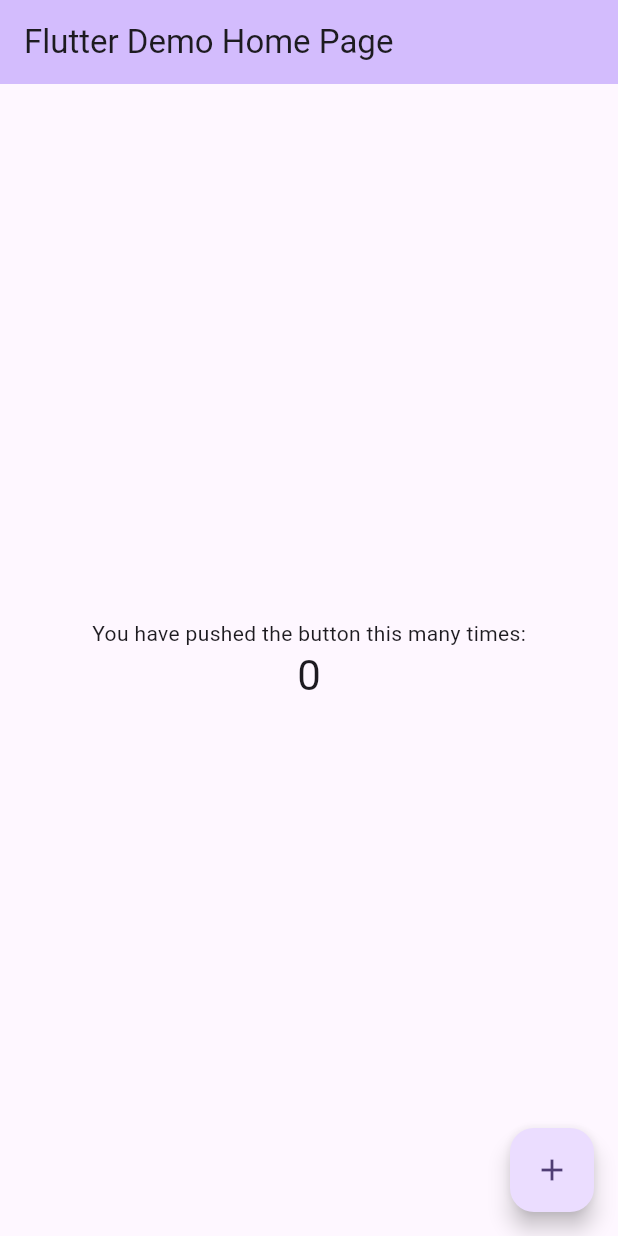
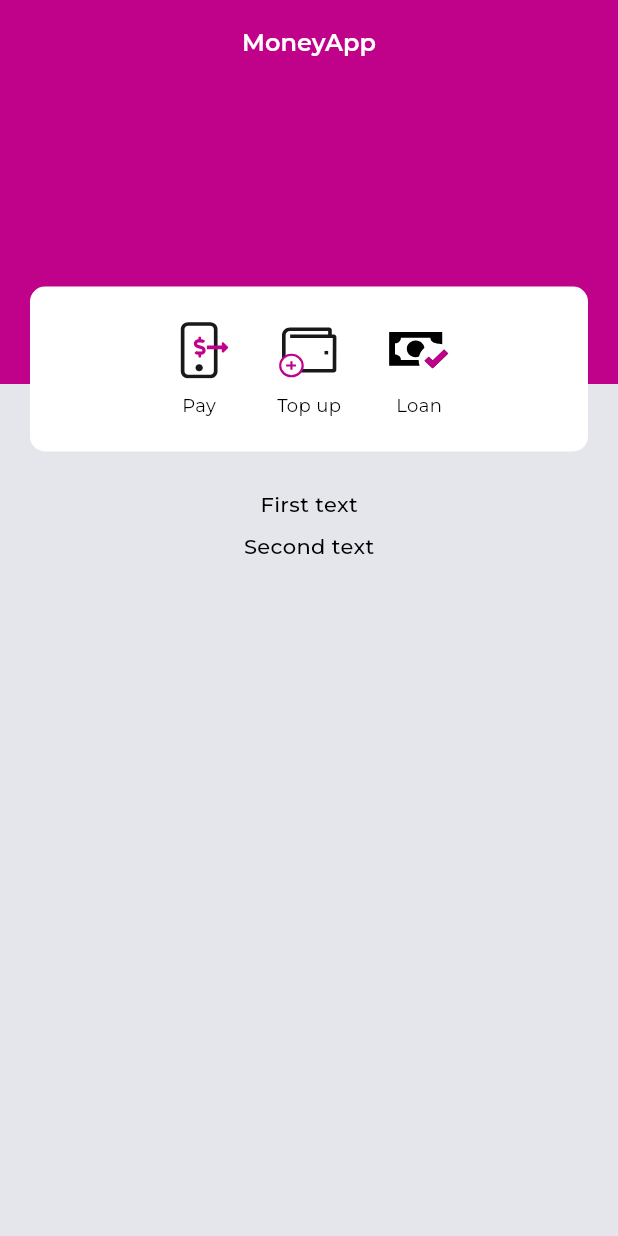
Before and after one commit to nedzmijak/MoneyApp, a Flutter app: the screen it shows after launch, on a phone screen of 412 x 824 dp. Run offline on Flutter 3.47's test engine with Material 3 defaults, Android fonts, the phone set to English and light mode, and no system bars; our stand-ins replace flutter_svg, go_router, google_fonts.

Commit message:
transactionsUI

```diff
--- a/moneyapp/lib/main.dart
+++ b/moneyapp/lib/main.dart
@@ -1,4 +1,5 @@
 import 'package:flutter/material.dart';
+import 'package:moneyapp/src/routing/app_router.dart';
 
 void main() {
   runApp(const MyApp());
@@ -7,119 +8,15 @@ void main() {
 class MyApp extends StatelessWidget {
   const MyApp({super.key});
 
-  // This widget is the root of your application.
   @override
   Widget build(BuildContext context) {
-    return MaterialApp(
+    return MaterialApp.router(
       title: 'Flutter Demo',
       theme: ThemeData(
-        // This is the theme of your application.
-        //
-        // TRY THIS: Try running your application with "flutter run". You'll see
-        // the application has a purple toolbar. Then, without quitting the app,
-        // try changing the seedColor in the colorScheme below to Colors.green
-        // and then invoke "hot reload" (save your changes or press the "hot
-        // reload" button in a Flutter-supported IDE, or press "r" if you used
-        // the command line to start the app).
-        //
-        // Notice that the counter didn't reset back to zero; the application
-        // state is not lost during the reload. To reset the state, use hot
-        // restart instead.
-        //
-        // This works for code too, not just values: Most code changes can be
-        // tested with just a hot reload.
         colorScheme: ColorScheme.fromSeed(seedColor: Colors.deepPurple),
         useMaterial3: true,
       ),
-      home: const MyHomePage(title: 'Flutter Demo Home Page'),
+      routerConfig: appRouter,
     );
   }
 }
-
-class MyHomePage extends StatefulWidget {
-  const MyHomePage({super.key, required this.title});
-
-  // This widget is the home page of your application. It is stateful, meaning
-  // that it has a State object (defined below) that contains fields that affect
-  // how it looks.
-
-  // This class is the configuration for the state. It holds the values (in this
-  // case the title) provided by the parent (in this case the App widget) and
-  // used by the build method of the State. Fields in a Widget subclass are
-  // always marked "final".
-
-  final String title;
-
-  @override
-  State<MyHomePage> createState() => _MyHomePageState();
-}
-
-class _MyHomePageState extends State<MyHomePage> {
-  int _counter = 0;
-
-  void _incrementCounter() {
-    setState(() {
-      // This call to setState tells the Flutter framework that something has
-      // changed in this State, which causes it to rerun the build method below
-      // so that the display can reflect the updated values. If we changed
-      // _counter without calling setState(), then the build method would not be
-      // called again, and so nothing would appear to happen.
-      _counter++;
-    });
-  }
-
-  @override
-  Widget build(BuildContext context) {
-    // This method is rerun every time setState is called, for instance as done
-    // by the _incrementCounter method above.
-    //
-    // The Flutter framework has been optimized to make rerunning build methods
-    // fast, so that you can just rebuild anything that needs updating rather
-    // than having to individually change instances of widgets.
-    return Scaffold(
-      appBar: AppBar(
-        // TRY THIS: Try changing the color here to a specific color (to
-        // Colors.amber, perhaps?) and trigger a hot reload to see the AppBar
-        // change color while the other colors stay the same.
-        backgroundColor: Theme.of(context).colorScheme.inversePrimary,
-        // Here we take the value from the MyHomePage object that was created by
-        // the App.build method, and use it to set our appbar title.
-        title: Text(widget.title),
-      ),
-      body: Center(
-        // Center is a layout widget. It takes a single child and positions it
-        // in the middle of the parent.
-        child: Column(
-          // Column is also a layout widget. It takes a list of children and
-          // arranges them vertically. By default, it sizes itself to fit its
-          // children horizontally, and tries to be as tall as its parent.
-          //
-          // Column has various properties to control how it sizes itself and
-          // how it positions its children. Here we use mainAxisAlignment to
-          // center the children vertically; the main axis here is the vertical
-          // axis because Columns are vertical (the cross axis would be
-          // horizontal).
-          //
-          // TRY THIS: Invoke "debug painting" (choose the "Toggle Debug Paint"
-          // action in the IDE, or press "p" in the console), to see the
-          // wireframe for each widget.
-          mainAxisAlignment: MainAxisAlignment.center,
-          children: <Widget>[
-            const Text(
-              'You have pushed the button this many times:',
-            ),
-            Text(
-              '$_counter',
-              style: Theme.of(context).textTheme.headlineMedium,
-            ),
-          ],
-        ),
-      ),
-      floatingActionButton: FloatingActionButton(
-        onPressed: _incrementCounter,
-        tooltip: 'Increment',
-        child: const Icon(Icons.add),
-      ), // This trailing comma makes auto-formatting nicer for build methods.
-    );
-  }
-}
--- /dev/null
+++ b/moneyapp/lib/src/features/transactions/screens/transactions_screen.dart
@@ -0,0 +1,132 @@
+import 'package:flutter/material.dart';
+import 'package:flutter_svg/flutter_svg.dart';
+import 'package:google_fonts/google_fonts.dart';
+
+class TransactionsScreen extends StatelessWidget {
+  @override
+  Widget build(BuildContext context) {
+    return Scaffold(
+      appBar: AppBar(
+        title: Text("MoneyApp",
+            style: GoogleFonts.montserrat(
+                color: Colors.white,
+                fontSize: 16,
+                fontWeight: FontWeight.w600)),
+        backgroundColor: const Color.fromRGBO(192, 2, 139, 1.0),
+        centerTitle: true,
+      ),
+      backgroundColor: const Color.fromRGBO(228, 230, 235, 1),
+      body: SingleChildScrollView(
+        child: Stack(
+          children: [
+            Column(
+              children: [
+                Container(
+                    color: const Color.fromRGBO(192, 2, 139, 1.0),
+                    width: double.infinity,
+                    height: 200,
+                    alignment: const Alignment(0, 2.0),
+                    child: Padding(
+                      padding: EdgeInsets.symmetric(horizontal: 20),
+                      child: Container(
+                          height: 110,
+                          width: double.infinity,
+                          decoration: BoxDecoration(
+                              color: Colors.white,
+                              borderRadius:
+                                  BorderRadiusDirectional.circular(10)),
+                          child: Padding(
+                            padding: EdgeInsets.only(
+                                left: 50, right: 50, top: 12, bottom: 12),
+                            child: Row(
+                              crossAxisAlignment: CrossAxisAlignment.center,
+                              mainAxisAlignment: MainAxisAlignment.center,
+                              children: [
+                                Column(
+                                  mainAxisSize: MainAxisSize.min,
+                                  mainAxisAlignment: MainAxisAlignment.center,
+                                  children: [
+                                    SvgPicture.asset(
+                                      'assets/icons/phone_icon.svg',
+                                      width: 40,
+                                      height: 40,
+                                    ),
+                                    SizedBox(height: 8),
+                                    Text("Pay",
+                                        style: GoogleFonts.montserrat(
+                                            color: Colors.black,
+                                            fontSize: 12,
+                                            fontWeight: FontWeight.w400))
+                                  ],
+                                ),
+                                SizedBox(width: 32),
+                                Column(
+                                  mainAxisSize: MainAxisSize.min,
+                                  mainAxisAlignment: MainAxisAlignment.center,
+                                  children: [
+                                    SvgPicture.asset(
+                                      'assets/icons/wallet_icon.svg',
+                                      width: 40,
+                                      height: 40,
+                                    ),
+                                    SizedBox(height: 8),
+                                    Text("Top up",
+                                        style: GoogleFonts.montserrat(
+                                            color: Colors.black,
+                                            fontSize: 12,
+                                            fontWeight: FontWeight.w400))
+                                  ],
+                                ),
+                                SizedBox(width: 32),
+                                Column(
+                                  mainAxisSize: MainAxisSize.min,
+                                  mainAxisAlignment: MainAxisAlignment.center,
+                                  children: [
+                                    SvgPicture.asset(
+                                      'assets/icons/wallete_icon_svg.svg',
+                                      width: 40,
+                                      height: 40,
+                                    ),
+                                    SizedBox(height: 8),
+                                    Text("Loan",
+                                        style: GoogleFonts.montserrat(
+                                            color: Colors.black,
+                                            fontSize: 12,
+                                            fontWeight: FontWeight.w400))
+                                  ],
+                                ),
+                              ],
+                            ),
+                          )),
+                    )),
+                SizedBox(height: 70), // 30px space below purple container
+                Padding(
+                  padding: EdgeInsets.symmetric(
+                      horizontal: 20), // 20px horizontal padding
+                  child: Column(
+                    children: [
+                      Padding(
+                        padding: EdgeInsets.symmetric(horizontal: 20),
+                        child: Text("First text",
+                            style: GoogleFonts.montserrat(
+                                color: Colors.black,
+                                fontSize: 14,
+                                fontWeight: FontWeight.w500)),
+                      ),
+                      SizedBox(height: 8),
+                      Text("Second text",
+                          style: GoogleFonts.montserrat(
+                              color: Colors.black,
+                              fontSize: 14,
+                              fontWeight: FontWeight.w500)),
+                    ],
+                  ),
+                ),
+              ],
+            ),
+          ],
+        ),
+      ),
+    );
+  }
+}
--- /dev/null
+++ b/moneyapp/lib/src/routing/app_router.dart
@@ -0,0 +1,13 @@
+import 'package:go_router/go_router.dart';
+import 'package:moneyapp/src/features/transactions/screens/transactions_screen.dart';
+import 'app_routes.dart';
+
+final GoRouter appRouter = GoRouter(
+  initialLocation: AppRoutes.transactions,
+  routes: [
+    GoRoute(
+      path: AppRoutes.transactions,
+      builder: (context, state) => TransactionsScreen(),
+    ),
+  ],
+);
--- /dev/null
+++ b/moneyapp/lib/src/routing/app_routes.dart
@@ -0,0 +1,4 @@
+abstract class AppRoutes {
+  AppRoutes._();
+  static const String transactions = '/transactions';
+}
--- a/moneyapp/pubspec.yaml
+++ b/moneyapp/pubspec.yaml
@@ -34,6 +34,9 @@ dependencies:
   # The following adds the Cupertino Icons font to your application.
   # Use with the CupertinoIcons class for iOS style icons.
   cupertino_icons: ^1.0.8
+  go_router: ^15.1.1
+  google_fonts: ^6.2.1
+  flutter_svg: ^2.1.0
 
 dev_dependencies:
   flutter_test:
@@ -56,6 +59,9 @@ flutter:
   # included with your application, so that you can use the icons in
   # the material Icons class.
   uses-material-design: true
+  assets:
+   - assets/icons/
+
 
   # To add assets to your application, add an assets section, like this:
   # assets:
```
Also changed, not shown: moneyapp/assets/icons/phone_icon.svg (added), moneyapp/assets/icons/wallet_icon.svg (added), moneyapp/assets/icons/wallete_icon_svg.svg (added), moneyapp/pubspec.lock, 1 other file.
